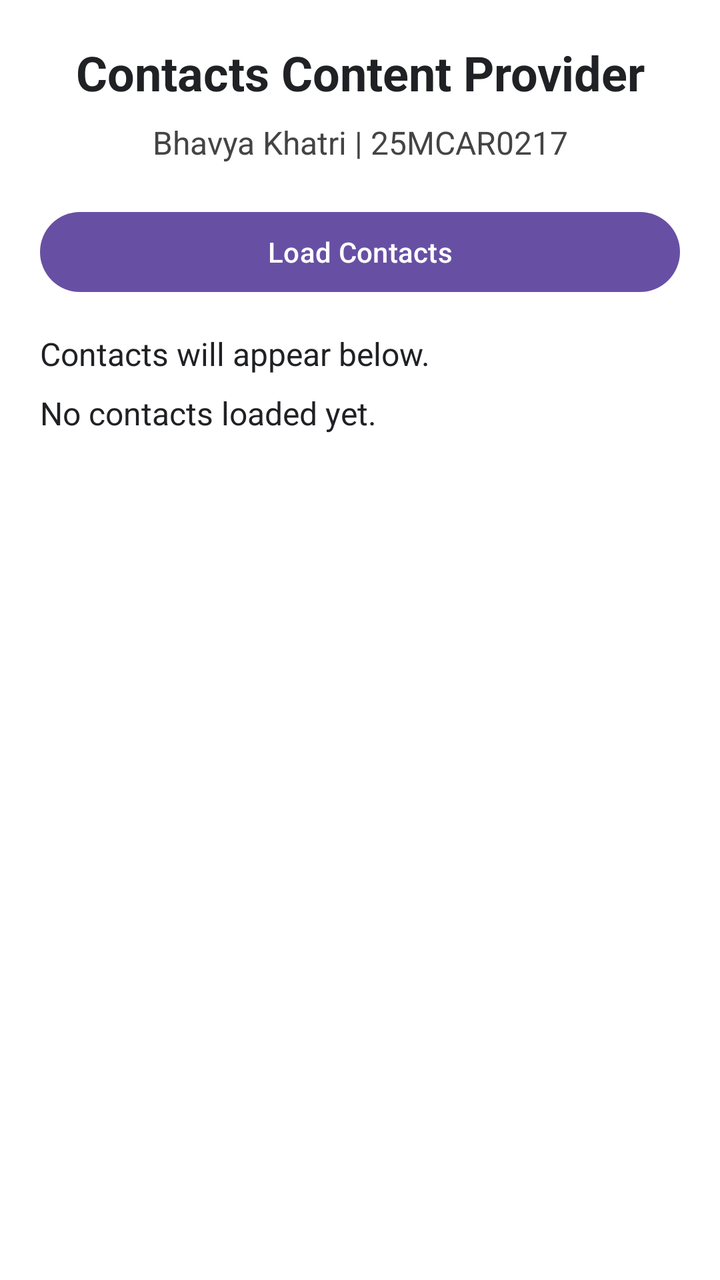
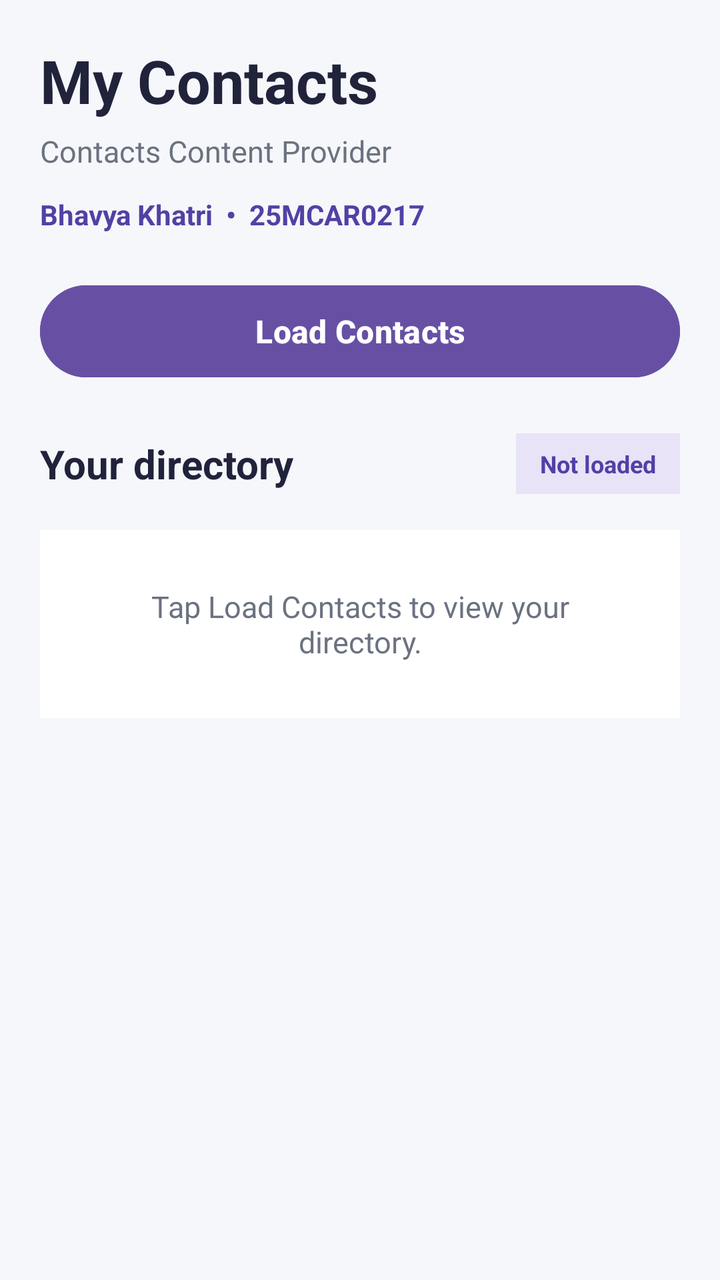

Compare the two renders of this Android layout. The source of the first and the diff that turns it into the second are given below.
<!-- AndroidManifest.xml: application theme Theme.Experiment10 -->
<!-- res/layout/activity_main.xml -->
<?xml version="1.0" encoding="utf-8"?>
<ScrollView xmlns:android="http://schemas.android.com/apk/res/android"
    android:layout_width="match_parent"
    android:layout_height="match_parent"
    android:fillViewport="true"
    android:background="#FFFFFF">

    <LinearLayout
        android:layout_width="match_parent"
        android:layout_height="wrap_content"
        android:orientation="vertical"
        android:padding="20dp">

        <TextView
            android:layout_width="match_parent"
            android:layout_height="wrap_content"
            android:text="Contacts Content Provider"
            android:textSize="24sp"
            android:textStyle="bold"
            android:textColor="#202124"
            android:gravity="center"
            android:paddingBottom="8dp" />

        <TextView
            android:layout_width="match_parent"
            android:layout_height="wrap_content"
            android:text="Bhavya Khatri | 25MCAR0217"
            android:textSize="16sp"
            android:textColor="#444444"
            android:gravity="center"
            android:paddingBottom="20dp" />

        <Button
            android:id="@+id/btnLoadContacts"
            android:layout_width="match_parent"
            android:layout_height="wrap_content"
            android:text="Load Contacts" />

        <TextView
            android:id="@+id/tvContactCount"
            android:layout_width="match_parent"
            android:layout_height="wrap_content"
            android:text="Contacts will appear below."
            android:textSize="16sp"
            android:textColor="#202124"
            android:paddingTop="16dp"
            android:paddingBottom="8dp" />

        <TextView
            android:id="@+id/tvContacts"
            android:layout_width="match_parent"
            android:layout_height="wrap_content"
            android:textColor="#202124"
            android:textSize="16sp"
            android:lineSpacingExtra="6dp"
            android:text="No contacts loaded yet." />

    </LinearLayout>
</ScrollView>
<!-- resources referenced by this layout -->
<resources>
  <style name="Theme.Experiment10" parent="Base.Theme.Experiment10" />
  <style name="Base.Theme.Experiment10" parent="Theme.Material3.DayNight.NoActionBar">
          
          
      </style>
</resources>

<!-- the commit's change to res/layout/activity_main.xml (unified diff, before → after) -->
@@ -2,8 +2,8 @@
 <ScrollView xmlns:android="http://schemas.android.com/apk/res/android"
     android:layout_width="match_parent"
     android:layout_height="match_parent"
-    android:fillViewport="true"
-    android:background="#FFFFFF">
+    android:background="#F6F7FB"
+    android:fillViewport="true">
 
     <LinearLayout
         android:layout_width="match_parent"
@@ -14,46 +14,88 @@
         <TextView
             android:layout_width="match_parent"
             android:layout_height="wrap_content"
-            android:text="Contacts Content Provider"
-            android:textSize="24sp"
-            android:textStyle="bold"
-            android:textColor="#202124"
-            android:gravity="center"
-            android:paddingBottom="8dp" />
+            android:text="My Contacts"
+            android:textColor="#20233A"
+            android:textSize="30sp"
+            android:textStyle="bold" />
 
         <TextView
             android:layout_width="match_parent"
             android:layout_height="wrap_content"
-            android:text="Bhavya Khatri | 25MCAR0217"
-            android:textSize="16sp"
-            android:textColor="#444444"
-            android:gravity="center"
-            android:paddingBottom="20dp" />
+            android:layout_marginTop="5dp"
+            android:text="Contacts Content Provider"
+            android:textColor="#6B7280"
+            android:textSize="15sp" />
+
+        <TextView
+            android:layout_width="match_parent"
+            android:layout_height="wrap_content"
+            android:layout_marginTop="12dp"
+            android:text="Bhavya Khatri  •  25MCAR0217"
+            android:textColor="#5141A5"
+            android:textSize="14sp"
+            android:textStyle="bold" />
 
         <Button
             android:id="@+id/btnLoadContacts"
             android:layout_width="match_parent"
+            android:layout_height="54dp"
+            android:layout_marginTop="22dp"
+            android:backgroundTint="#6750A4"
+            android:text="Load Contacts"
+            android:textAllCaps="false"
+            android:textColor="#FFFFFF"
+            android:textSize="16sp"
+            android:textStyle="bold" />
+
+        <LinearLayout
+            android:layout_width="match_parent"
             android:layout_height="wrap_content"
-            android:text="Load Contacts" />
+            android:layout_marginTop="24dp"
+            android:gravity="center_vertical"
+            android:orientation="horizontal">
+
+            <TextView
+                android:layout_width="0dp"
+                android:layout_height="wrap_content"
+                android:layout_weight="1"
+                android:text="Your directory"
+                android:textColor="#20233A"
+                android:textSize="20sp"
+                android:textStyle="bold" />
+
+            <TextView
+                android:id="@+id/tvContactCount"
+                android:layout_width="wrap_content"
+                android:layout_height="wrap_content"
+                android:background="#E9E3F8"
+                android:paddingHorizontal="12dp"
+                android:paddingVertical="7dp"
+                android:text="Not loaded"
+                android:textColor="#5141A5"
+                android:textSize="12sp"
+                android:textStyle="bold" />
+
+        </LinearLayout>
 
         <TextView
-            android:id="@+id/tvContactCount"
+            android:id="@+id/tvEmptyState"
             android:layout_width="match_parent"
             android:layout_height="wrap_content"
-            android:text="Contacts will appear below."
-            android:textSize="16sp"
-            android:textColor="#202124"
-            android:paddingTop="16dp"
-            android:paddingBottom="8dp" />
+            android:layout_marginTop="18dp"
+            android:background="#FFFFFF"
+            android:gravity="center"
+            android:padding="28dp"
+            android:text="Tap Load Contacts to view your directory."
+            android:textColor="#6B7280"
+            android:textSize="15sp" />
 
-        <TextView
-            android:id="@+id/tvContacts"
+        <LinearLayout
+            android:id="@+id/contactsContainer"
             android:layout_width="match_parent"
             android:layout_height="wrap_content"
-            android:textColor="#202124"
-            android:textSize="16sp"
-            android:lineSpacingExtra="6dp"
-            android:text="No contacts loaded yet." />
+            android:layout_marginTop="12dp"
+            android:orientation="vertical" />
 
     </LinearLayout>
 </ScrollView>
